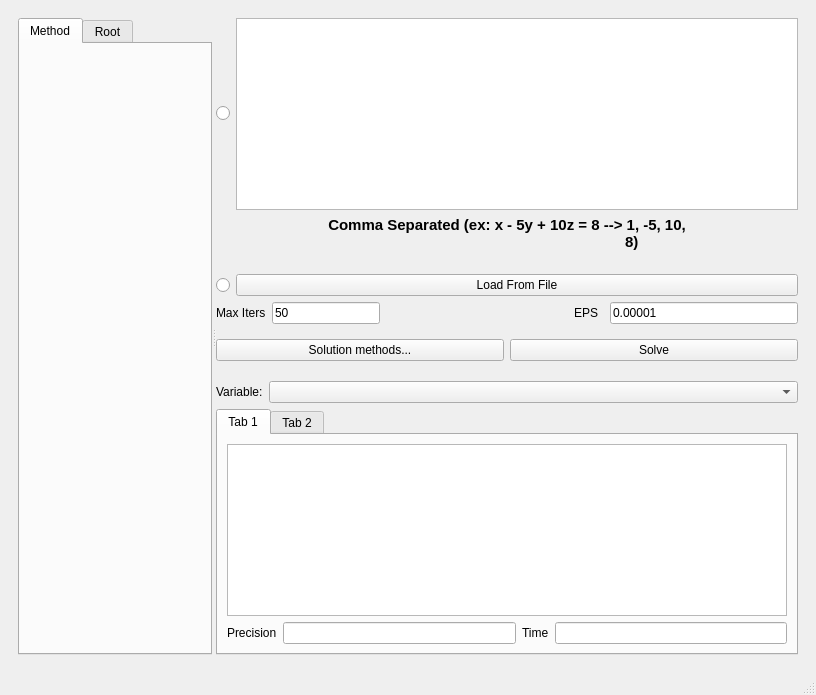
Old version of the form window.ui in the repository Quarz0/Linear-Equations-Solver.
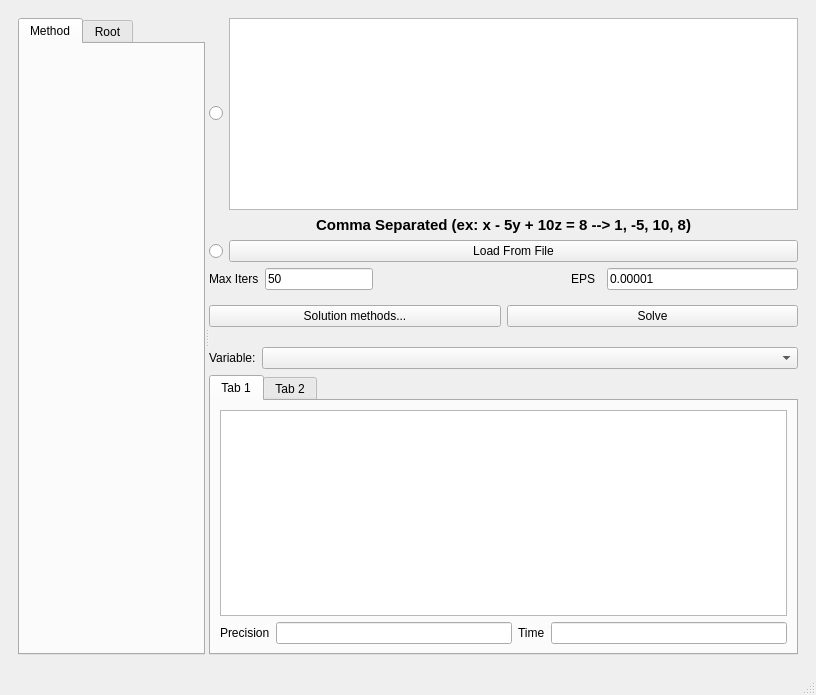
New version of the form.

Commit message: Add load and temp save functions

```diff
--- a/window.ui
+++ b/window.ui
@@ -180,9 +180,7 @@
                                                         </font>
                                                     </property>
                                                     <property name="text">
-                                                        <string>Comma Separated (ex: x - 5y + 10z = 8 --&gt; 1, -5, 10,
-                                                            8)
-                                                        </string>
+              <string>Comma Separated (ex: x - 5y + 10z = 8 --&gt; 1, -5, 10, 8)</string>
                                                     </property>
                                                     <property name="alignment">
                                                         <set>Qt::AlignCenter</set>
```
Left out of the diff: 9 changed lines with no effect on the pictures. Lines whose indentation alone changed are shown as unchanged. The commit also changes 2 other files.
